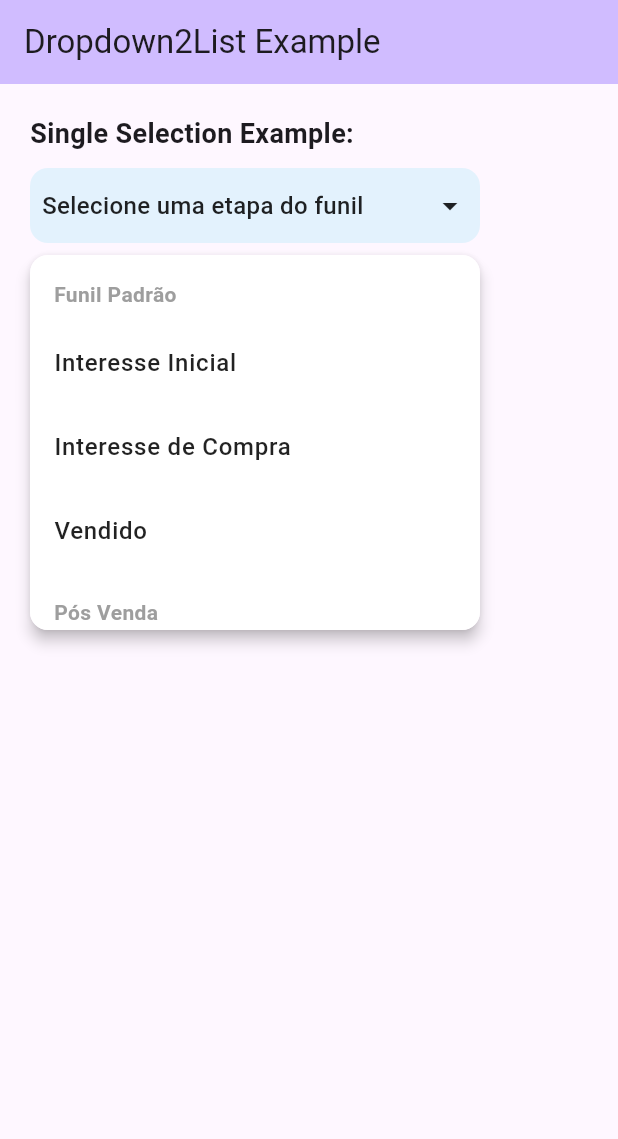
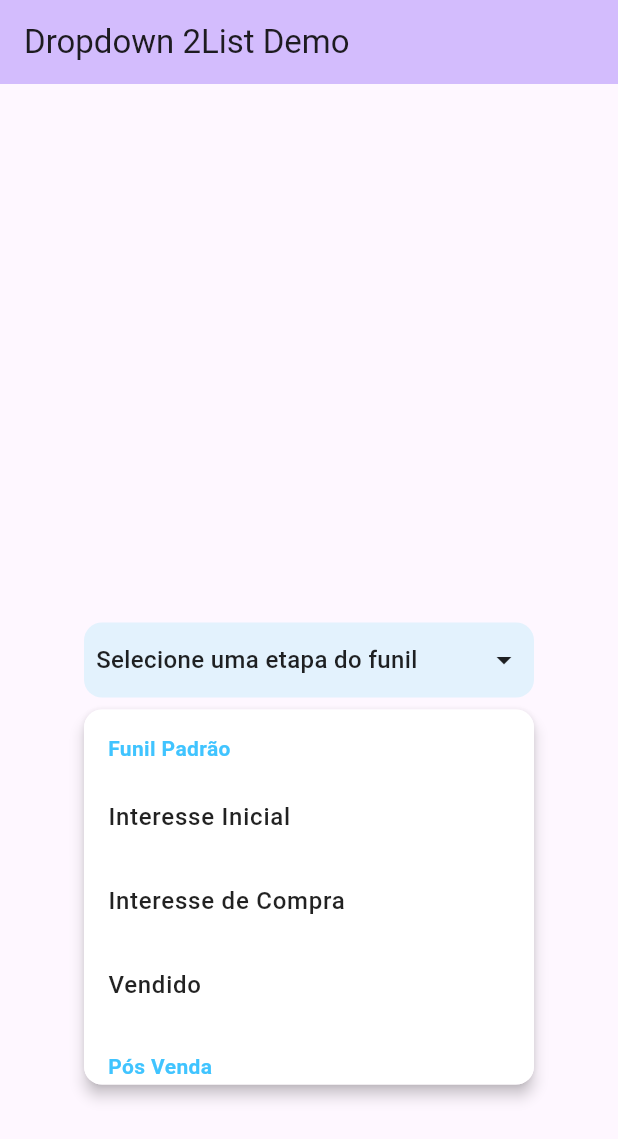
Before and after one commit to pradoui/tp_dropdown_2list, a Flutter app: the screen it shows after launch, after a tap on "Selecione uma etapa do funil", on a phone screen of 412 x 824 dp. Shown: the top 1139 px of the screen. Run offline on Flutter 3.47's test engine with Material 3 defaults, Android fonts, the phone set to English and light mode, and no system bars.

Commit message:
feat: Support to multiple lists of content

```diff
--- a/example/lib/main.dart
+++ b/example/lib/main.dart
@@ -11,12 +11,11 @@ class MyApp extends StatelessWidget {
   @override
   Widget build(BuildContext context) {
     return MaterialApp(
-      title: 'Dropdown2List Example',
+      title: 'Dropdown 2List Demo',
       theme: ThemeData(
-        primarySwatch: Colors.blue,
-        useMaterial3: true,
+        colorScheme: ColorScheme.fromSeed(seedColor: Colors.deepPurple),
       ),
-      home: const MyHomePage(title: 'Dropdown2List Example'),
+      home: const MyHomePage(title: 'Dropdown 2List Demo'),
     );
   }
 }
@@ -31,11 +30,6 @@ class MyHomePage extends StatefulWidget {
 }
 
 class _MyHomePageState extends State<MyHomePage> {
-  String? selectedId;
-  String? selectedText;
-  List<String> selectedIds = [];
-  List<String> selectedTexts = [];
-
   @override
   Widget build(BuildContext context) {
     return Scaffold(
@@ -43,50 +37,40 @@ class _MyHomePageState extends State<MyHomePage> {
         backgroundColor: Theme.of(context).colorScheme.inversePrimary,
         title: Text(widget.title),
       ),
-      body: Padding(
+      body: Center(
+        child: Padding(
           padding: const EdgeInsets.all(20.0),
-        child: Column(
-          crossAxisAlignment: CrossAxisAlignment.start,
-          children: [
-            const Text(
-              'Single Selection Example:',
-              style: TextStyle(fontSize: 18, fontWeight: FontWeight.bold),
-            ),
-            const SizedBox(height: 10),
-            Dropdown2List(
+          child: Dropdown2List(
             width: 300,
             height: 50,
-              labelFirstList: 'Funil Padrão',
-              labelSecondList: 'Pós Venda',
-              idItemsFirstList: const [
-                '032141351313',
-                '456313874613',
-                '12357643521'
-              ],
-              idItemsSecondList: const [
+            labels: const ['Funil Padrão', 'Pós Venda'],
+            idItemsLists: const [
+              ['032141351313', '456313874613', '12357643521'],
+              [
                 '134341354421',
                 '3643513254384',
                 '03254385131354',
                 '20245315135',
                 '34431374813',
-                '3435416531',
+                '3435416531'
               ],
-              itemsFirstList: const [
-                'Interesse Inicial',
-                'Interesse de Compra',
-                'Vendido',
             ],
-              itemsSecondList: const [
+            itemsLists: const [
+              ['Interesse Inicial', 'Interesse de Compra', 'Vendido'],
+              [
                 'Pós Venda',
                 'Interesse de Recompra',
                 'Pagamento',
                 'Aguardando Envio',
                 'Pagamento',
-                'Sem Interesse',
+                'Sem Interesse'
               ],
+            ],
+            initialValue: '',
             hintText: 'Selecione uma etapa do funil',
             backgroundColor: Colors.blue.shade50,
             dropdownBackgroundColor: Colors.white,
+            labelColor: Colors.lightBlueAccent,
             textStyle: const TextStyle(
               fontSize: 16,
               fontWeight: FontWeight.w500,
@@ -94,73 +78,16 @@ class _MyHomePageState extends State<MyHomePage> {
             ),
             dropdownIcon: Icons.arrow_drop_down,
             hoverColor: Colors.blue.shade100,
-              onItemSelected: (id, text) {
-                setState(() {
-                  selectedId = id;
-                  selectedText = text;
-                });
-                // ignore: avoid_print
-                print('Single Selection - ID: $id, Text: $text');
+            isMultiSelect: false,
+            onItemSelected: (String id, String text) {
+              print('ID selecionado: $id');
+              print('Texto selecionado: $text');
+            },
+            onMultiItemSelected: (List<String> ids, List<String> texts) {
+              print('IDs selecionados: $ids');
+              print('Textos selecionados: $texts');
             },
           ),
-            const SizedBox(height: 20),
-            if (selectedId != null)
-              Text('Selected: $selectedText (ID: $selectedId)'),
-            const SizedBox(height: 40),
-            const Text(
-              'Multi-Selection Example:',
-              style: TextStyle(fontSize: 18, fontWeight: FontWeight.bold),
-            ),
-            const SizedBox(height: 10),
-            Dropdown2List(
-              width: 300,
-              height: 50,
-              labelFirstList: 'Categorias',
-              labelSecondList: 'Subcategorias',
-              idItemsFirstList: const ['cat1', 'cat2', 'cat3'],
-              idItemsSecondList: const ['sub1', 'sub2', 'sub3', 'sub4'],
-              itemsFirstList: const [
-                'Eletrônicos',
-                'Roupas',
-                'Livros',
-              ],
-              itemsSecondList: const [
-                'Smartphones',
-                'Notebooks',
-                'Camisetas',
-                'Calças',
-              ],
-              hintText: 'Selecione múltiplas opções',
-              backgroundColor: Colors.green.shade50,
-              dropdownBackgroundColor: Colors.white,
-              textStyle: const TextStyle(
-                fontSize: 16,
-                fontWeight: FontWeight.w500,
-                color: Colors.black87,
-              ),
-              dropdownIcon: Icons.arrow_drop_down,
-              hoverColor: Colors.green.shade100,
-              isMultiSelect: true,
-              onMultiItemSelected: (ids, texts) {
-                setState(() {
-                  selectedIds = ids;
-                  selectedTexts = texts;
-                });
-                // ignore: avoid_print
-                print('Multi Selection - IDs: $ids, Texts: $texts');
-              },
-            ),
-            const SizedBox(height: 20),
-            if (selectedIds.isNotEmpty)
-              const Column(
-                crossAxisAlignment: CrossAxisAlignment.start,
-                children: [
-                  Text('Selected Items:'),
-                ],
-              ),
-            if (selectedIds.isNotEmpty)
-              ...selectedTexts.map((text) => Text('• $text')),
-          ],
         ),
       ),
     );
--- a/lib/dropdown_2list.dart
+++ b/lib/dropdown_2list.dart
@@ -1,17 +1,15 @@
 import 'package:flutter/material.dart';
 
 class Dropdown2List extends StatefulWidget {
-  final String labelFirstList;
-  final String labelSecondList;
-  final List<String> idItemsFirstList;
-  final List<String> idItemsSecondList;
-  final List<String> itemsFirstList;
-  final List<String> itemsSecondList;
+  final List<String> labels;
+  final List<List<String>> idItemsLists;
+  final List<List<String>> itemsLists;
   final String? initialValue;
   final String hintText;
   final Color backgroundColor;
   final Color dropdownBackgroundColor;
   final TextStyle textStyle;
+  final Color labelColor;
   final IconData dropdownIcon;
   final double width;
   final double height;
@@ -24,15 +22,13 @@ class Dropdown2List extends StatefulWidget {
 
   const Dropdown2List({
     super.key,
-    required this.labelFirstList,
-    required this.labelSecondList,
-    required this.idItemsFirstList,
-    required this.idItemsSecondList,
-    required this.itemsFirstList,
-    required this.itemsSecondList,
+    required this.labels,
+    required this.idItemsLists,
+    required this.itemsLists,
     required this.backgroundColor,
     required this.dropdownBackgroundColor,
     required this.textStyle,
+    required this.labelColor,
     required this.dropdownIcon,
     this.initialValue,
     required this.hintText,
@@ -225,30 +221,36 @@ class _Dropdown2ListState extends State<Dropdown2List>
                   ),
                   child: ListView.builder(
                     shrinkWrap: true,
-                    itemCount: 2 +
-                        widget.itemsFirstList.length +
-                        widget.itemsSecondList.length,
+                    itemCount: widget.labels.length +
+                        widget.itemsLists
+                            .fold(0, (prev, list) => prev + list.length),
                     itemBuilder: (context, index) {
-                      // Primeiro label
-                      if (index == 0) {
+                      int runningIndex = 0;
+                      for (int listIdx = 0;
+                          listIdx < widget.labels.length;
+                          listIdx++) {
+                        // Label
+                        if (index == runningIndex) {
                           return Padding(
                             padding: const EdgeInsets.fromLTRB(16, 16, 16, 8),
                             child: Text(
-                            widget.labelFirstList,
-                            style: const TextStyle(
+                              widget.labels[listIdx],
+                              style: TextStyle(
                                 fontWeight: FontWeight.bold,
                                 fontSize: 14,
-                              color: Colors.grey,
+                                color: widget.labelColor,
                               ),
                             ),
                           );
                         }
-
-                      // Itens da primeira lista
-                      if (index <= widget.itemsFirstList.length) {
-                        final itemIndex = index - 1;
-                        final id = widget.idItemsFirstList[itemIndex];
-                        final text = widget.itemsFirstList[itemIndex];
+                        runningIndex++;
+                        // Itens
+                        for (int itemIdx = 0;
+                            itemIdx < widget.itemsLists[listIdx].length;
+                            itemIdx++) {
+                          if (index == runningIndex) {
+                            final id = widget.idItemsLists[listIdx][itemIdx];
+                            final text = widget.itemsLists[listIdx][itemIdx];
                             return AnimatedBuilder(
                               animation: _controller,
                               builder: (context, child) {
@@ -270,15 +272,18 @@ class _Dropdown2ListState extends State<Dropdown2List>
                                           ),
                                           child: MouseRegion(
                                             onEnter: (_) {
-                                          _hoveredIndexNotifier.value = index;
+                                              _hoveredIndexNotifier.value =
+                                                  index;
                                             },
                                             onExit: (_) {
-                                          _hoveredIndexNotifier.value = null;
+                                              _hoveredIndexNotifier.value =
+                                                  null;
                                             },
                                             child: ListTile(
                                               leading: widget.isMultiSelect
                                                   ? Checkbox(
-                                                  value: _isItemSelected(id),
+                                                      value:
+                                                          _isItemSelected(id),
                                                       onChanged: (_) =>
                                                           _selectItem(id, text),
                                                     )
@@ -287,7 +292,8 @@ class _Dropdown2ListState extends State<Dropdown2List>
                                                 text,
                                                 style: widget.textStyle,
                                               ),
-                                          onTap: () => _selectItem(id, text),
+                                              onTap: () =>
+                                                  _selectItem(id, text),
                                             ),
                                           ),
                                         );
@@ -298,75 +304,10 @@ class _Dropdown2ListState extends State<Dropdown2List>
                               },
                             );
                           }
-
-                      // Label da segunda lista
-                      if (index == widget.itemsFirstList.length + 1) {
-                        return Padding(
-                          padding: const EdgeInsets.fromLTRB(16, 16, 16, 8),
-                          child: Text(
-                            widget.labelSecondList,
-                            style: const TextStyle(
-                              fontWeight: FontWeight.bold,
-                              fontSize: 14,
-                              color: Colors.grey,
-                            ),
-                          ),
-                        );
+                          runningIndex++;
                         }
-
-                      // Itens da segunda lista
-                      final secondItemIndex =
-                          index - (widget.itemsFirstList.length + 2);
-                      final id = widget.idItemsSecondList[secondItemIndex];
-                      final text = widget.itemsSecondList[secondItemIndex];
-                      return AnimatedBuilder(
-                        animation: _controller,
-                        builder: (context, child) {
-                          return Opacity(
-                            opacity: _opacityAnim.value,
-                            child: Transform.scale(
-                              scale: _scaleAnim.value,
-                              child: ValueListenableBuilder<int?>(
-                                valueListenable: _hoveredIndexNotifier,
-                                builder: (context, hoveredIndex, child) {
-                                  final bool isItemHovered =
-                                      hoveredIndex == index;
-                                  return Container(
-                                    decoration: BoxDecoration(
-                                      color: isItemHovered
-                                          ? (widget.hoverColor ??
-                                              Colors.blue.shade50)
-                                          : Colors.transparent,
-                                    ),
-                                    child: MouseRegion(
-                                      onEnter: (_) {
-                                        _hoveredIndexNotifier.value = index;
-                                      },
-                                      onExit: (_) {
-                                        _hoveredIndexNotifier.value = null;
-                                      },
-                                      child: ListTile(
-                                        leading: widget.isMultiSelect
-                                            ? Checkbox(
-                                                value: _isItemSelected(id),
-                                                onChanged: (_) =>
-                                                    _selectItem(id, text),
-                                              )
-                                            : null,
-                                        title: Text(
-                                          text,
-                                          style: widget.textStyle,
-                                        ),
-                                        onTap: () => _selectItem(id, text),
-                                      ),
-                                    ),
-                                  );
-                                },
-                              ),
-                            ),
-                          );
-                        },
-                      );
+                      }
+                      return const SizedBox.shrink();
                     },
                   ),
                 ),
--- a/lib/main.dart
+++ b/lib/main.dart
@@ -43,38 +43,36 @@ class _MyHomePageState extends State<MyHomePage> {
           child: Dropdown2List(
             width: 300,
             height: 50,
-            labelFirstList: 'Funil Padrão',
-            labelSecondList: 'Pós Venda',
-            idItemsFirstList: const [
-              '032141351313',
-              '456313874613',
-              '12357643521'
-            ],
-            idItemsSecondList: const [
+            labels: const ['Funil Padrão', 'Pós Venda', 'Funil secundário'],
+            idItemsLists: const [
+              ['032141351313', '456313874613', '12357643521'],
+              [
                 '134341354421',
                 '3643513254384',
                 '03254385131354',
                 '20245315135',
                 '34431374813',
-              '3435416531',
+                '3435416531'
               ],
-            itemsFirstList: const [
-              'Interesse Inicial',
-              'Interesse de Compra',
-              'Vendido',
+              ['032141351313', '456313874613', '12357643521'],
             ],
-            itemsSecondList: const [
+            itemsLists: const [
+              ['Interesse Inicial', 'Interesse de Compra', 'Vendido'],
+              [
                 'Pós Venda',
                 'Interesse de Recompra',
                 'Pagamento',
                 'Aguardando Envio',
                 'Pagamento',
-              'Sem Interesse',
+                'Sem Interesse'
+              ],
+              ['FIRST', 'SECOND', 'THIRD'],
             ],
             initialValue: '',
             hintText: 'Selecione uma etapa do funil',
             backgroundColor: Colors.blue.shade50,
             dropdownBackgroundColor: Colors.white,
+            labelColor: Colors.lightBlueAccent,
             textStyle: const TextStyle(
               fontSize: 16,
               fontWeight: FontWeight.w500,
@@ -84,15 +82,11 @@ class _MyHomePageState extends State<MyHomePage> {
             hoverColor: Colors.blue.shade100,
             isMultiSelect: false,
             onItemSelected: (String id, String text) {
-              // ignore: avoid_print
               print('ID selecionado: $id');
-              // ignore: avoid_print
               print('Texto selecionado: $text');
             },
             onMultiItemSelected: (List<String> ids, List<String> texts) {
-              // ignore: avoid_print
               print('IDs selecionados: $ids');
-              // ignore: avoid_print
               print('Textos selecionados: $texts');
             },
           ),
```
Also changed, not shown: 2 other files. Lines whose indentation alone changed are shown as unchanged.
